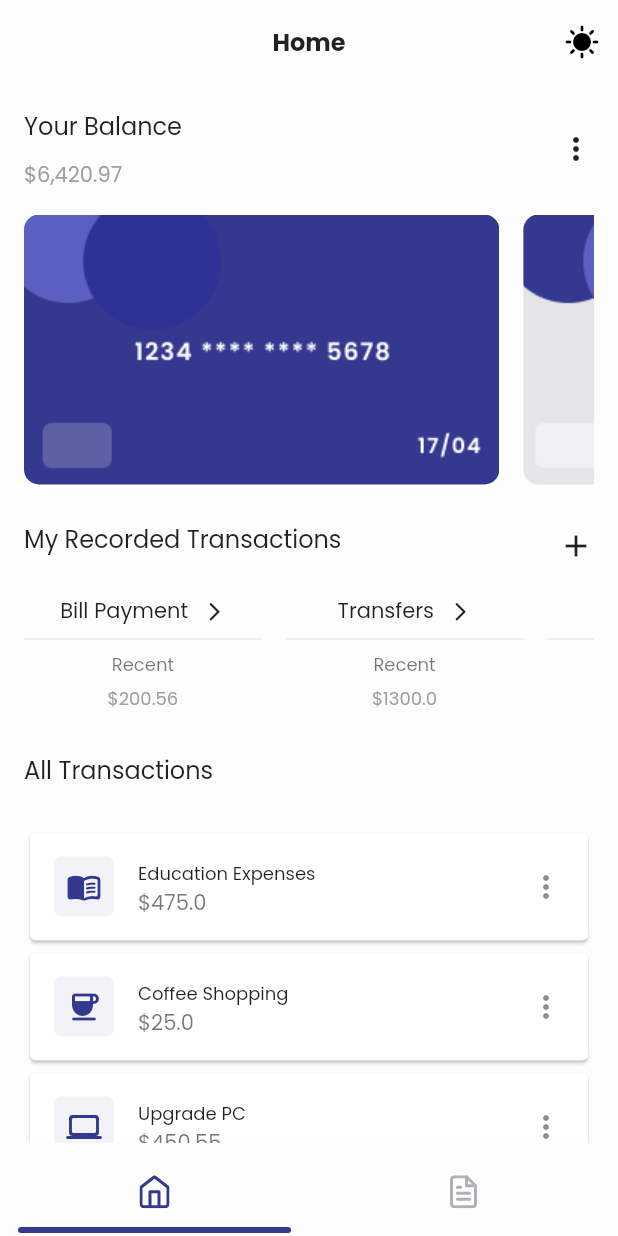
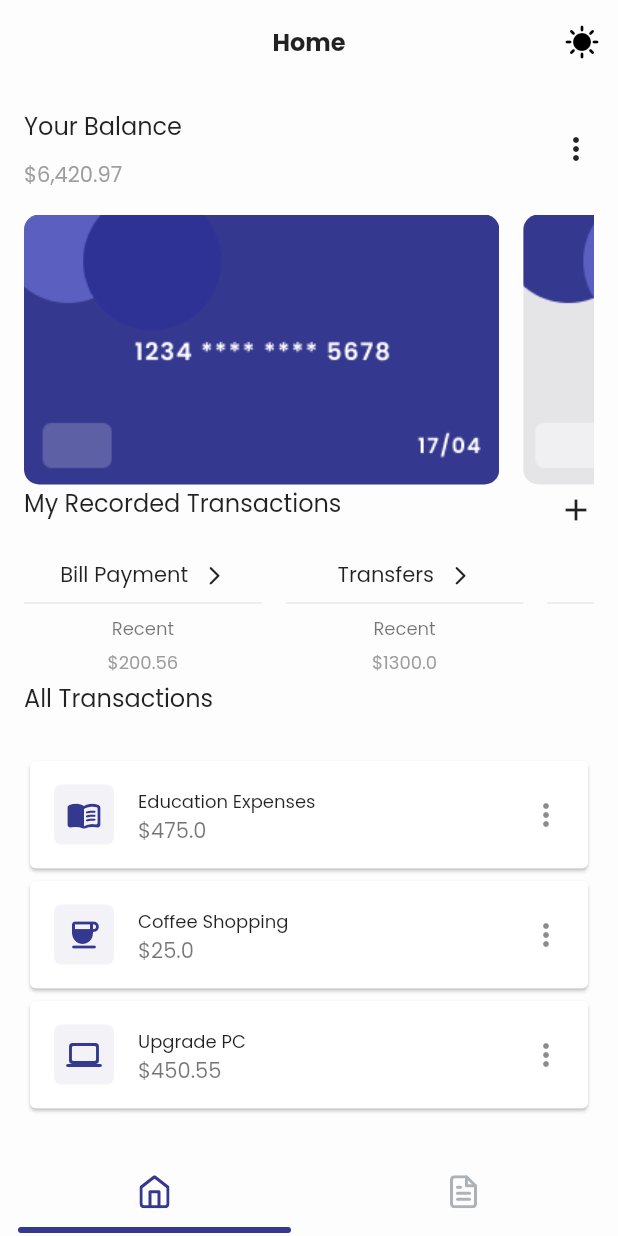
Before and after one commit to mkhoirulwafa18/expense-manager, a Flutter app: the screen it shows after launch, on a phone screen of 412 x 824 dp. Run offline on Flutter 3.47's test engine with Material 2 defaults, Android fonts, the phone set to English and light mode, and no system bars; drawn by our look-alikes of persistent_bottom_nav_bar; our stand-ins replace auto_route, flutter_riverpod, flutter_svg, shared_preferences; generated files the repository leaves out were written again.

Commit message:
remove bottom spacing in section.dart

```diff
--- a/lib/shared/widgets/section.dart
+++ b/lib/shared/widgets/section.dart
@@ -54,9 +54,6 @@ class Section extends StatelessWidget {
         // =====START content=====
         content,
         // =====END content=====
-        const SizedBox(
-          height: 24,
-        ),
       ],
     );
   }
```
